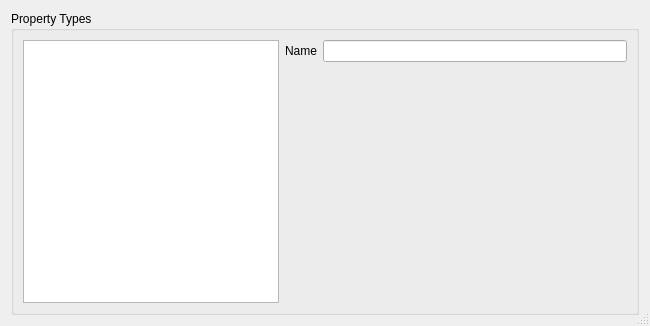
The window that src/tiled/propertytypeseditor.ui (krukai/tiled) describes before a commit, drawn with Qt 5.
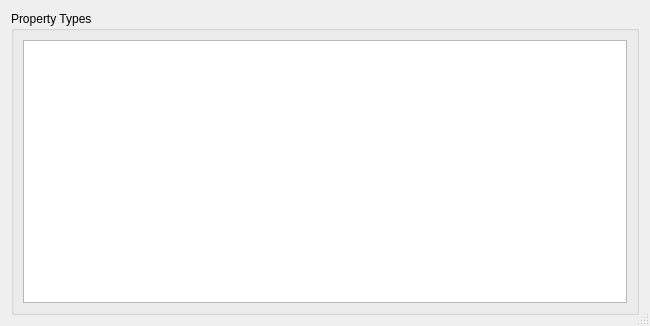
The same window after the commit.

Commit message:
Fixed compilation error with Qt < 5.8
QFormLayout::removeRow was added in Qt 5.8. Changed the code to clear
the whole layout instead, and manually set up the name edit field.

Patch:
```diff
--- a/src/tiled/propertytypeseditor.ui
+++ b/src/tiled/propertytypeseditor.ui
@@ -52,23 +52,6 @@
         </item>
        </layout>
       </item>
-      <item>
-       <layout class="QFormLayout" name="formLayout">
-        <item row="0" column="0">
-         <widget class="QLabel" name="nameLabel">
-          <property name="text">
-           <string>Name</string>
-          </property>
-          <property name="buddy">
-           <cstring>nameEdit</cstring>
-          </property>
-         </widget>
-        </item>
-        <item row="0" column="1">
-         <widget class="QLineEdit" name="nameEdit"/>
-        </item>
-       </layout>
-      </item>
      </layout>
     </widget>
    </item>
```
The commit also changes 2 other files.
